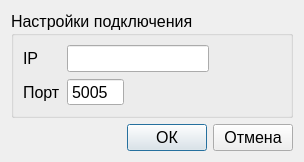
Old version of the form settingsdialog.ui in the repository irsural/gnrw_pc_fstec.
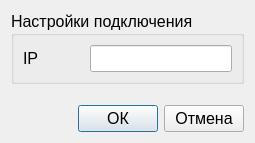
New version of the form.

Commit message: Убрал возможность смены порта

```diff
--- a/settingsdialog.ui
+++ b/settingsdialog.ui
@@ -6,8 +6,8 @@
    <rect>
     <x>0</x>
     <y>0</y>
-    <width>304</width>
-    <height>154</height>
+    <width>255</width>
+    <height>143</height>
    </rect>
   </property>
   <property name="font">
@@ -32,55 +32,6 @@
         </property>
        </widget>
       </item>
-      <item row="0" column="3">
-       <spacer name="horizontalSpacer">
-        <property name="orientation">
-         <enum>Qt::Horizontal</enum>
-        </property>
-        <property name="sizeHint" stdset="0">
-         <size>
-          <width>43</width>
-          <height>20</height>
-         </size>
-        </property>
-       </spacer>
-      </item>
-      <item row="1" column="0">
-       <widget class="QLabel" name="label_2">
-        <property name="text">
-         <string>Порт</string>
-        </property>
-       </widget>
-      </item>
-      <item row="1" column="1">
-       <widget class="QSpinBox" name="portSpinBox">
-        <property name="buttonSymbols">
-         <enum>QAbstractSpinBox::NoButtons</enum>
-        </property>
-        <property name="minimum">
-         <number>0</number>
-        </property>
-        <property name="maximum">
-         <number>65535</number>
-        </property>
-        <property name="value">
-         <number>5005</number>
-        </property>
-       </widget>
-      </item>
-      <item row="1" column="2">
-       <spacer name="horizontalSpacer_2">
-        <property name="orientation">
-         <enum>Qt::Horizontal</enum>
-        </property>
-        <property name="sizeHint" stdset="0">
-         <size>
-          <width>40</width>
-          <height>20</height>
-         </size>
-        </property>
-       </spacer>
-      </item>
       <item row="0" column="1" colspan="2">
        <widget class="QLineEdit" name="ipLineEdit">
         <property name="text">
```
Left out of the diff: 1 changed line with no effect on the pictures. The commit also changes 2 other files.
